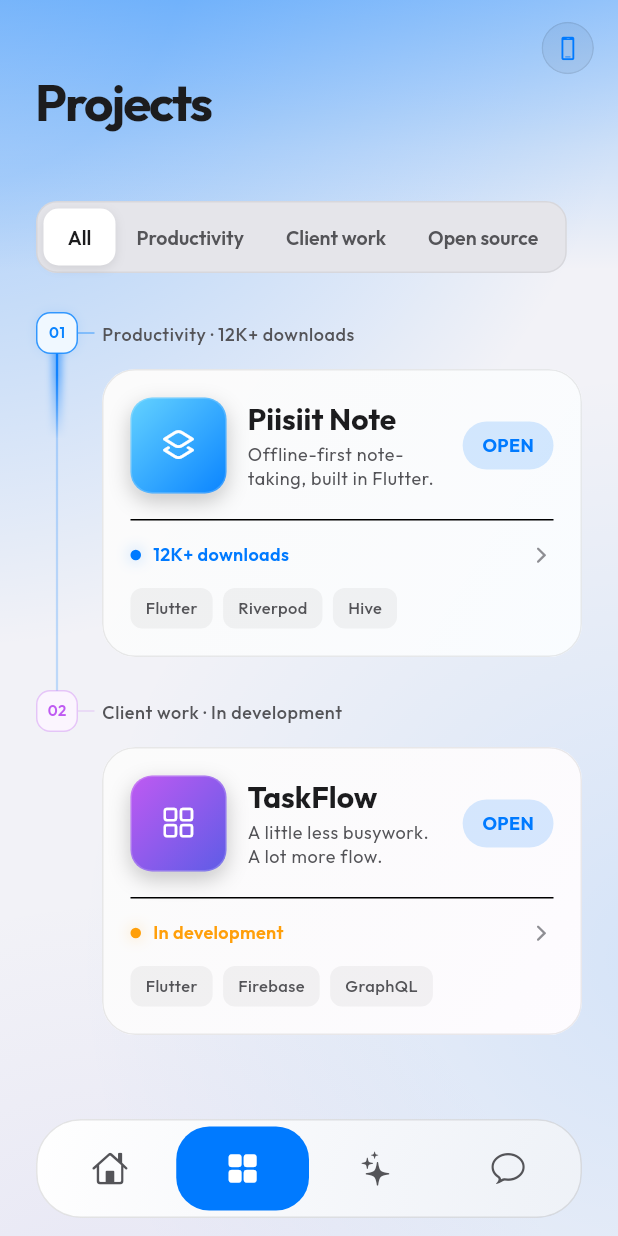
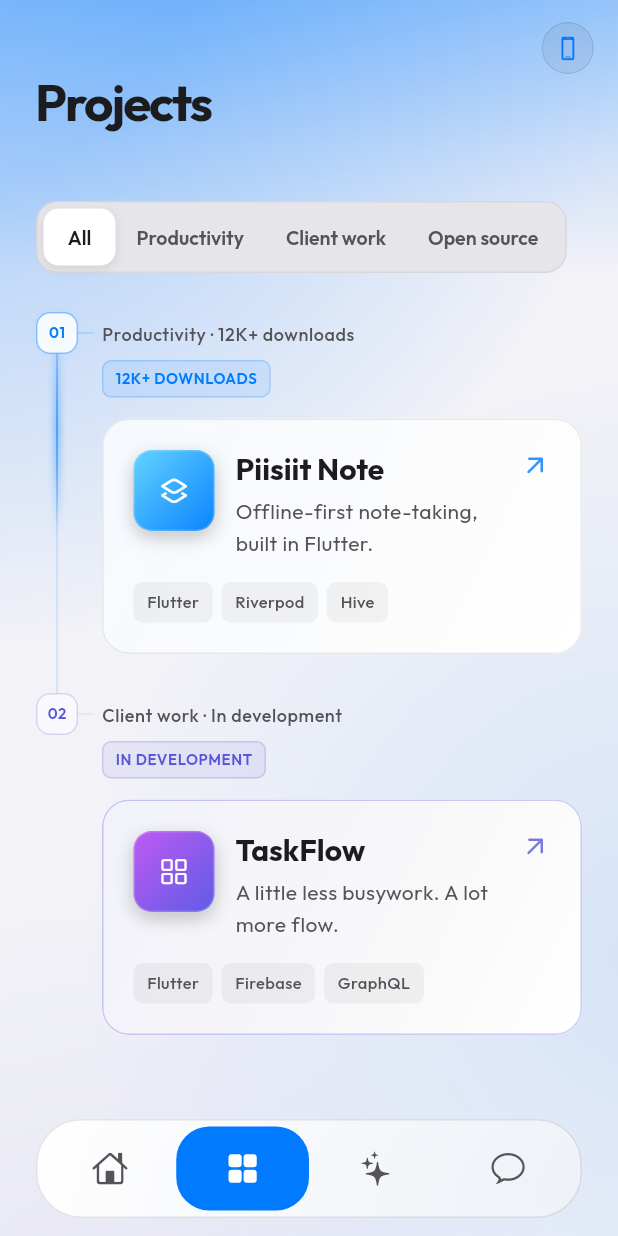
Before and after one commit to yornnonakh/portfolio, a Flutter app: the screen it shows after launch, item 2 of the bottom bar chosen, on a phone screen of 412 x 824 dp. Run offline on Flutter 3.47's test engine with Material 3 defaults, Android fonts, the light colour scheme and no system bars; our stand-ins replace flutter_riverpod, font_awesome_flutter.

Commit message:
update all the feature

```diff
--- a/lib/core/theme/app_colors.dart
+++ b/lib/core/theme/app_colors.dart
@@ -42,6 +42,17 @@ abstract final class AppColors {
 
   static Color glassBorderFor(Brightness brightness) =>
       brightness == Brightness.dark ? glassBorder : glassBorderLight;
+
+  // Ultra-light accent palette for timeline & smooth highlights
+  static Color ultraLightAccent(int index, Brightness brightness) {
+    final isDark = brightness == Brightness.dark;
+    return switch (index % 4) {
+      0 => isDark ? const Color(0xFF64C8FF) : const Color(0xFF007AFF),
+      1 => isDark ? const Color(0xFF9D94FF) : const Color(0xFF5856D6),
+      2 => isDark ? const Color(0xFF5DE0E6) : const Color(0xFF00A8A8),
+      _ => isDark ? const Color(0xFFFFB366) : const Color(0xFFD97000),
+    };
+  }
 }
 
 abstract final class AppGradients {
--- a/lib/core/widgets/page_content.dart
+++ b/lib/core/widgets/page_content.dart
@@ -135,6 +135,7 @@ class _PageContentState extends State<PageContent> {
                         ((currentExtent - toolbarHeight) /
                                 (expandedHeight - toolbarHeight))
                             .clamp(0.0, 1.0);
+
                     return Padding(
                       padding: EdgeInsetsDirectional.fromSTEB(
                         horizontalInset * expanded,
--- a/lib/core/widgets/timeline_entry.dart
+++ b/lib/core/widgets/timeline_entry.dart
@@ -206,7 +206,7 @@ class _TimelineRailPainter extends CustomPainter {
       start,
       end,
       Paint()
-        ..color = themeColor.withValues(alpha: .22 * progress)
+        ..color = themeColor.withValues(alpha: .12 * progress)
         ..strokeWidth = 1.5,
     );
 
@@ -218,9 +218,9 @@ class _TimelineRailPainter extends CustomPainter {
           end: Alignment.bottomCenter,
           colors: [
             themeColor.withValues(alpha: 0),
-            themeColor.withValues(alpha: .6 * progress),
-            themeColor.withValues(alpha: .9 * progress),
-            themeColor.withValues(alpha: .8 * progress),
+            themeColor.withValues(alpha: .30 * progress),
+            themeColor.withValues(alpha: .50 * progress),
+            themeColor.withValues(alpha: .35 * progress),
             themeColor.withValues(alpha: 0),
           ],
           stops: const [0, .25, .5, .7, 1],
@@ -232,21 +232,21 @@ class _TimelineRailPainter extends CustomPainter {
       end,
       Paint()
         ..shader = shader
-        ..strokeWidth = 4
-        ..maskFilter = const MaskFilter.blur(BlurStyle.normal, 3),
+        ..strokeWidth = 3.5
+        ..maskFilter = const MaskFilter.blur(BlurStyle.normal, 2.5),
     );
     canvas.drawLine(
       start,
       end,
       Paint()
         ..shader = shader
-        ..strokeWidth = 1.5,
+        ..strokeWidth = 1.2,
     );
     canvas.drawLine(
       const Offset(28, 18),
       Offset(size.width - 5, 18),
       Paint()
-        ..color = accent.withValues(alpha: (.2 + intensity * .3) * progress)
+        ..color = accent.withValues(alpha: (.10 + intensity * .15) * progress)
         ..strokeWidth = 1,
     );
     canvas.restore();
@@ -258,7 +258,7 @@ class _TimelineRailPainter extends CustomPainter {
     canvas.drawRRect(
       marker,
       Paint()
-        ..color = accent.withValues(alpha: .12 * intensity * progress)
+        ..color = accent.withValues(alpha: .08 * intensity * progress)
         ..maskFilter = const MaskFilter.blur(BlurStyle.normal, 4),
     );
     canvas.drawRRect(
@@ -267,12 +267,12 @@ class _TimelineRailPainter extends CustomPainter {
     );
     canvas.drawRRect(
       marker,
-      Paint()..color = accent.withValues(alpha: .06 * progress),
+      Paint()..color = accent.withValues(alpha: .04 * progress),
     );
     canvas.drawRRect(
       marker,
       Paint()
-        ..color = accent.withValues(alpha: (.3 + .5 * intensity) * progress)
+        ..color = accent.withValues(alpha: (.20 + .30 * intensity) * progress)
         ..style = PaintingStyle.stroke
         ..strokeWidth = 1,
     );
--- a/lib/features/experience/presentation/experience_screen.dart
+++ b/lib/features/experience/presentation/experience_screen.dart
@@ -54,16 +54,21 @@ class _AnimatedExperienceTimelineState
   void didChangeDependencies() {
     super.didChangeDependencies();
     _reducedMotion = MediaQuery.disableAnimationsOf(context);
-    if (_reducedMotion) {
+    final isTest = WidgetsBinding.instance.runtimeType
+        .toString()
+        .contains('Test');
+    if (_reducedMotion || isTest) {
       _controller.value = 1;
       _flowController
         ..stop()
         ..value = 0;
-    } else if (!_controller.isAnimating && !_controller.isCompleted) {
-      _controller.forward();
-    }
-    if (!_reducedMotion && !_flowController.isAnimating) {
-      _flowController.repeat(reverse: true);
+    } else {
+      if (!_controller.isAnimating && !_controller.isCompleted) {
+        _controller.forward();
+      }
+      if (!_flowController.isAnimating) {
+        _flowController.repeat(reverse: true);
+      }
     }
   }
 
@@ -123,12 +128,10 @@ class _TimelineEntry extends StatelessWidget {
 
   @override
   Widget build(BuildContext context) {
-    final accent = switch (index % 4) {
-      0 => AppColors.primary,
-      1 => AppColors.blue,
-      2 => AppColors.purple,
-      _ => AppColors.coral,
-    };
+    final accent = AppColors.ultraLightAccent(
+      index,
+      Theme.of(context).brightness,
+    );
     return TimelineEntry(
       index: index,
       count: count,
--- a/lib/features/main/presentation/main_scaffold.dart
+++ b/lib/features/main/presentation/main_scaffold.dart
@@ -58,9 +58,18 @@ class MainScaffold extends ConsumerWidget {
                       enabled: tab == MainTab.home,
                       child: HomeScreen(motionEnabled: enableHomeMotion),
                     ),
-                    const ProjectsScreen(),
-                    const SkillsScreen(),
-                    const ContactScreen(),
+                    TickerMode(
+                      enabled: tab == MainTab.project,
+                      child: const ProjectsScreen(),
+                    ),
+                    TickerMode(
+                      enabled: tab == MainTab.skill,
+                      child: const SkillsScreen(),
+                    ),
+                    TickerMode(
+                      enabled: tab == MainTab.contact,
+                      child: const ContactScreen(),
+                    ),
                   ],
                 ),
               ),
@@ -79,10 +88,7 @@ class _DesktopHeader extends ConsumerWidget {
   Widget build(BuildContext context, WidgetRef ref) {
     final profile = ref.watch(profileProvider);
     final theme = Theme.of(context);
-    return Container(
-      decoration: BoxDecoration(
-        border: Border(bottom: BorderSide(color: theme.dividerColor)),
-      ),
+    return Padding(
       padding: const EdgeInsets.symmetric(horizontal: 48, vertical: 22),
       child: Center(
         child: ConstrainedBox(
--- a/lib/features/projects/presentation/project_detail_sheet.dart
+++ b/lib/features/projects/presentation/project_detail_sheet.dart
@@ -13,11 +13,13 @@ Future<void> showProjectDetails(
   BuildContext context,
   PortfolioProject project,
 ) {
+  final theme = Theme.of(context);
+  final brightness = theme.brightness;
   return showModalBottomSheet<void>(
     context: context,
     isScrollControlled: true,
     useSafeArea: true,
-    backgroundColor: AppColors.surface,
+    backgroundColor: AppColors.surfaceFor(brightness),
     barrierColor: Colors.black.withValues(alpha: .65),
     showDragHandle: true,
     constraints: const BoxConstraints(maxWidth: 640),
@@ -34,6 +36,9 @@ class _ProjectDetails extends ConsumerWidget {
 
   @override
   Widget build(BuildContext context, WidgetRef ref) {
+    final theme = Theme.of(context);
+    final primaryColor = theme.colorScheme.primary;
+
     return SingleChildScrollView(
       padding: EdgeInsets.fromLTRB(
         26,
@@ -57,23 +62,23 @@ class _ProjectDetails extends ConsumerWidget {
             ],
           ),
           const SizedBox(height: 20),
-          Text(project.name, style: Theme.of(context).textTheme.headlineMedium),
+          Text(project.name, style: theme.textTheme.headlineMedium),
           const SizedBox(height: 6),
           Text(
             '${project.category.label} · ${project.status}',
-            style: const TextStyle(color: AppColors.primary),
+            style: TextStyle(color: primaryColor, fontWeight: FontWeight.w600),
           ),
           const SizedBox(height: 18),
           Text(
             project.description,
-            style: Theme.of(context).textTheme.bodyLarge,
+            style: theme.textTheme.bodyLarge,
           ),
           const SizedBox(height: 20),
           TagList(project.technologies, compact: true),
           const SizedBox(height: 28),
           Text(
             'Thoughtfully built',
-            style: Theme.of(context).textTheme.titleMedium,
+            style: theme.textTheme.titleMedium,
           ),
           const SizedBox(height: 14),
           for (final feature in project.features)
@@ -82,19 +87,19 @@ class _ProjectDetails extends ConsumerWidget {
               child: Row(
                 crossAxisAlignment: CrossAxisAlignment.start,
                 children: [
-                  const Padding(
-                    padding: EdgeInsets.only(top: 3),
+                  Padding(
+                    padding: const EdgeInsets.only(top: 3),
                     child: Icon(
                       Icons.check_circle_outline_rounded,
                       size: 18,
-                      color: AppColors.primary,
+                      color: primaryColor,
                     ),
                   ),
                   const SizedBox(width: 12),
                   Expanded(
                     child: Text(
                       feature,
-                      style: Theme.of(context).textTheme.bodyMedium,
+                      style: theme.textTheme.bodyMedium,
                     ),
                   ),
                 ],
--- a/lib/features/projects/presentation/projects_screen.dart
+++ b/lib/features/projects/presentation/projects_screen.dart
@@ -4,6 +4,7 @@ import 'package:flutter/material.dart';
 import 'package:flutter_riverpod/flutter_riverpod.dart';
 import '../../../core/theme/app_colors.dart';
 import '../../../core/widgets/page_content.dart';
+import '../../../core/widgets/timeline_card.dart';
 import '../../../core/widgets/timeline_entry.dart';
 import '../../../data/models/portfolio.dart';
 import 'project_detail_sheet.dart';
@@ -57,9 +58,9 @@ class _AnimatedProjectTimeline extends StatefulWidget {
 }
 
 class _AnimatedProjectTimelineState extends State<_AnimatedProjectTimeline>
-    with SingleTickerProviderStateMixin {
+    with TickerProviderStateMixin {
   late final AnimationController _controller;
-  late final Animation<double> _flow;
+  late final AnimationController _flowController;
   bool _reducedMotion = false;
 
   @override
@@ -67,19 +68,34 @@ class _AnimatedProjectTimelineState extends State<_AnimatedProjectTimeline>
     super.initState();
     _controller = AnimationController(
       vsync: this,
-      duration: const Duration(milliseconds: 950),
+      duration: const Duration(milliseconds: 1050),
     );
-    _flow = ReverseAnimation(_controller);
+    _flowController = AnimationController(
+      vsync: this,
+      duration: const Duration(milliseconds: 3200),
+    );
   }
 
   @override
   void didChangeDependencies() {
     super.didChangeDependencies();
     _reducedMotion = MediaQuery.disableAnimationsOf(context);
-    if (_reducedMotion) {
+    final tickerEnabled = TickerMode.valuesOf(context).enabled;
+    final isTest = WidgetsBinding.instance.runtimeType
+        .toString()
+        .contains('Test');
+    if (_reducedMotion || !tickerEnabled || isTest) {
       _controller.value = 1;
-    } else if (!_controller.isAnimating && !_controller.isCompleted) {
-      _controller.forward();
+      _flowController
+        ..stop()
+        ..value = 0;
+    } else {
+      if (!_controller.isAnimating && !_controller.isCompleted) {
+        _controller.forward();
+      }
+      if (!_flowController.isAnimating) {
+        _flowController.repeat(reverse: true);
+      }
     }
   }
 
@@ -102,6 +118,7 @@ class _AnimatedProjectTimelineState extends State<_AnimatedProjectTimeline>
   @override
   void dispose() {
     _controller.dispose();
+    _flowController.dispose();
     super.dispose();
   }
 
@@ -110,17 +127,17 @@ class _AnimatedProjectTimelineState extends State<_AnimatedProjectTimeline>
     return AnimatedBuilder(
       animation: _controller,
       builder: (context, child) {
-        final stagger = widget.projects.length <= 1 ? 0.0 : .16;
+        final count = widget.projects.length;
+        final stagger = count <= 1 ? 0.0 : .18;
         return Column(
           children: [
-            for (var index = 0; index < widget.projects.length; index++)
+            for (var index = 0; index < count; index++)
               _ProjectTimelineEntry(
                 project: widget.projects[index],
                 index: index,
-                count: widget.projects.length,
+                count: count,
                 progress: _projectProgress(index, stagger),
-                flow: _flow,
-                direction: index.isEven ? 1 : -1,
+                flow: _flowController,
                 onTap: () => widget.onProjectTap(widget.projects[index]),
               ),
           ],
@@ -131,7 +148,7 @@ class _AnimatedProjectTimelineState extends State<_AnimatedProjectTimeline>
 
   double _projectProgress(int index, double stagger) {
     if (_reducedMotion) return 1;
-    final start = math.min(index * stagger, .42);
+    final start = math.min(index * stagger, .48);
     final end = math.min(start + .58, 1.0);
     return Interval(
       start,
@@ -148,7 +165,6 @@ class _ProjectTimelineEntry extends StatelessWidget {
     required this.count,
     required this.progress,
     required this.flow,
-    required this.direction,
     required this.onTap,
   });
 
@@ -157,98 +173,42 @@ class _ProjectTimelineEntry extends StatelessWidget {
   final int count;
   final double progress;
   final Animation<double> flow;
-  final int direction;
   final VoidCallback onTap;
 
   @override
   Widget build(BuildContext context) {
-    final accent = project.artwork == ProjectArtwork.notes
-        ? AppColors.primary
-        : AppColors.purple;
+    final accent = AppColors.ultraLightAccent(
+      index,
+      Theme.of(context).brightness,
+    );
+
+    final isDevelopment = project.status.toLowerCase().contains('development');
+
     return TimelineEntry(
       index: index,
       count: count,
       progress: progress,
       flow: flow,
-      spacing: 18,
+      spacing: 22,
       label: '${project.category.label} · ${project.status}',
+      badge: project.status.toUpperCase(),
       accent: accent,
       child: Opacity(
         opacity: progress,
         child: Transform.translate(
-          offset: Offset(0, direction * 16 * (1 - progress)),
-          child: _IosProjectCard(
-            project: project,
+          offset: Offset(0, 14 * (1 - progress)),
+          child: TimelineCard(
             accent: accent,
+            highlighted: isDevelopment,
             onTap: onTap,
-          ),
-        ),
-      ),
-    );
-  }
-}
-
-class _IosProjectCard extends StatelessWidget {
-  const _IosProjectCard({
-    required this.project,
-    required this.accent,
-    required this.onTap,
-  });
-
-  final PortfolioProject project;
-  final Color accent;
-  final VoidCallback onTap;
-
-  @override
-  Widget build(BuildContext context) {
-    final theme = Theme.of(context);
-    final brightness = theme.brightness;
-    final isDark = brightness == Brightness.dark;
-    final statusColor = project.status.toLowerCase().contains('development')
-        ? AppColors.coral
-        : theme.colorScheme.primary;
-    final radius = BorderRadius.circular(22);
-    final cardBg = isDark ? const Color(0xFF141925) : const Color(0xFFFFFFFF);
-    final border = isDark
-        ? Colors.white.withValues(alpha: .09)
-        : Colors.black.withValues(alpha: .08);
-
-    return Semantics(
-      button: true,
-      label: 'Open ${project.name} details',
-      child: Material(
-        color: cardBg,
-        borderRadius: radius,
-        clipBehavior: Clip.antiAlias,
-        child: InkWell(
-          onTap: onTap,
-          borderRadius: radius,
-          splashColor: theme.colorScheme.primary.withValues(alpha: .12),
-          hoverColor: isDark
-              ? Colors.white.withValues(alpha: .035)
-              : Colors.black.withValues(alpha: .025),
-          child: Ink(
-            decoration: BoxDecoration(
-              borderRadius: radius,
-              border: Border.all(color: border),
-              gradient: LinearGradient(
-                begin: Alignment.topLeft,
-                end: Alignment.bottomRight,
-                colors: [
-                  isDark
-                      ? Colors.white.withValues(alpha: .035)
-                      : Colors.black.withValues(alpha: .015),
-                  accent.withValues(alpha: .025),
-                ],
-              ),
-            ),
-            padding: const EdgeInsets.all(18),
+            semanticLabel: 'Open ${project.name} details',
             child: Column(
               crossAxisAlignment: CrossAxisAlignment.start,
               children: [
                 Row(
+                  crossAxisAlignment: CrossAxisAlignment.start,
                   children: [
-                    ProjectIcon(artwork: project.artwork, size: 64),
+                    ProjectIcon(artwork: project.artwork, size: 54),
                     const SizedBox(width: 14),
                     Expanded(
                       child: Column(
@@ -256,128 +216,31 @@ class _IosProjectCard extends StatelessWidget {
                         children: [
                           Text(
                             project.name,
-                            maxLines: 1,
-                            overflow: TextOverflow.ellipsis,
-                            style: theme.textTheme.titleLarge,
+                            style: Theme.of(context).textTheme.titleLarge,
                           ),
-                          const SizedBox(height: 3),
+                          const SizedBox(height: 4),
                           Text(
                             project.summary,
                             maxLines: 2,
                             overflow: TextOverflow.ellipsis,
-                            style: theme.textTheme.bodySmall?.copyWith(
-                              color: AppColors.textSecondaryFor(brightness),
-                              height: 1.3,
-                            ),
+                            style: Theme.of(context).textTheme.bodyMedium,
                           ),
                         ],
                       ),
                     ),
-                    const SizedBox(width: 12),
-                    Container(
-                      padding: const EdgeInsets.symmetric(
-                        horizontal: 13,
-                        vertical: 7,
-                      ),
-                      decoration: BoxDecoration(
-                        color: theme.colorScheme.primary.withValues(alpha: .16),
-                        borderRadius: BorderRadius.circular(999),
-                      ),
-                      child: Text(
-                        'OPEN',
-                        style: TextStyle(
-                          color: theme.colorScheme.primary,
-                          fontSize: 12,
-                          fontWeight: FontWeight.w700,
-                          letterSpacing: .3,
-                        ),
-                      ),
+                    const SizedBox(width: 10),
+                    Icon(
+                      Icons.arrow_outward_rounded,
+                      color: accent.withValues(alpha: .8),
+                      size: 20,
                     ),
                   ],
                 ),
-                const SizedBox(height: 17),
-                Container(
-                  height: 1,
-                  color: theme.dividerColor,
-                ),
-                const SizedBox(height: 14),
-                Row(
-                  children: [
-                    Container(
-                      width: 7,
-                      height: 7,
-                      decoration: BoxDecoration(
-                        color: statusColor,
-                        shape: BoxShape.circle,
-                        boxShadow: [
-                          BoxShadow(
-                            color: statusColor.withValues(alpha: .35),
-                            blurRadius: 8,
-                          ),
-                        ],
-                      ),
-                    ),
-                    const SizedBox(width: 8),
-                    Expanded(
-                      child: Text(
-                        project.status,
-                        style: TextStyle(
-                          color: statusColor,
-                          fontSize: 12,
-                          fontWeight: FontWeight.w600,
-                        ),
-                      ),
-                    ),
-                    Icon(
-                      CupertinoIcons.chevron_forward,
-                      color: AppColors.textMuted,
-                      size: 16,
-                    ),
-                  ],
-                ),
-                const SizedBox(height: 13),
-                Wrap(
-                  spacing: 7,
-                  runSpacing: 7,
-                  children: [
-                    for (final technology in project.technologies)
-                      _IosMetadataChip(label: technology),
-                  ],
-                ),
+                const SizedBox(height: 16),
+                TimelineTags(project.technologies),
               ],
             ),
           ),
-        ),
-      ),
-    );
-  }
-}
-
-class _IosMetadataChip extends StatelessWidget {
-  const _IosMetadataChip({required this.label});
-
-  final String label;
-
-  @override
-  Widget build(BuildContext context) {
-    final brightness = Theme.of(context).brightness;
-    final isDark = brightness == Brightness.dark;
-    final chipBg = isDark
-        ? Colors.white.withValues(alpha: .055)
-        : Colors.black.withValues(alpha: .045);
-
-    return Container(
-      padding: const EdgeInsets.symmetric(horizontal: 10, vertical: 5),
-      decoration: BoxDecoration(
-        color: chipBg,
-        borderRadius: BorderRadius.circular(8),
-      ),
-      child: Text(
-        label,
-        style: TextStyle(
-          color: AppColors.textSecondaryFor(brightness),
-          fontSize: 11,
-          fontWeight: FontWeight.w500,
         ),
       ),
     );
```
